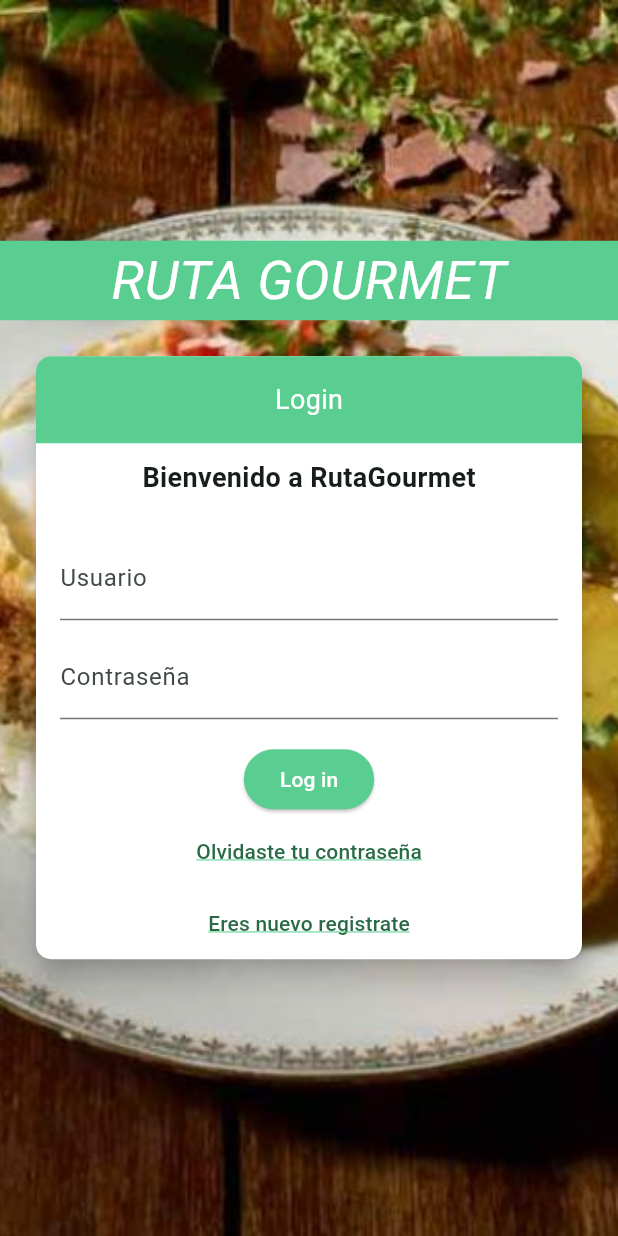
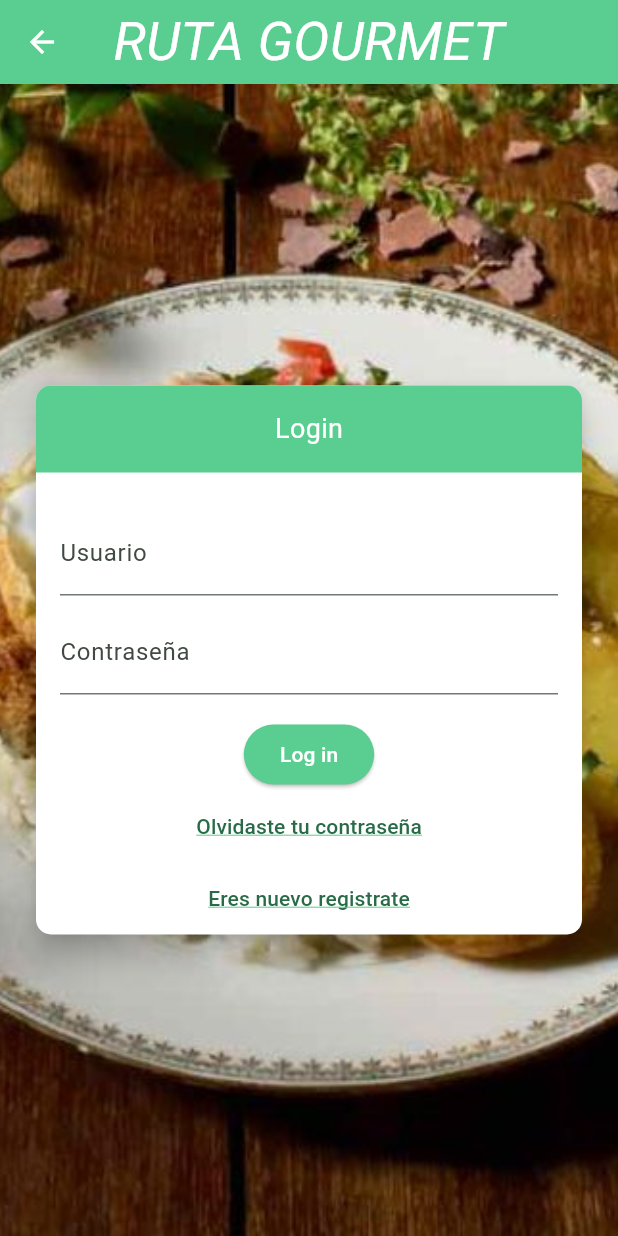
Before and after one commit to E-Doggo/movil_fixed, a Flutter app: the LoginScreenNew screen opened directly, on a phone screen of 412 x 824 dp. Run offline on Flutter 3.47's test engine with Material 3 defaults, Android fonts, the phone set to English and light mode, and no system bars; our stand-ins replace cloud_firestore, firebase_auth, firebase_core, flutter_bloc, flutter_dotenv, go_router; accounts and stored records are empty.

Commit message:
errors fixed

```diff
--- a/lib/login/ui/login_builder.dart
+++ b/lib/login/ui/login_builder.dart
@@ -1,6 +1,7 @@
 import 'package:flutter/material.dart';
 import 'package:flutter_bloc/flutter_bloc.dart';
 import 'package:go_router/go_router.dart';
+import 'package:proyecto_progra_movil/app_bar.dart';
 import 'package:proyecto_progra_movil/login/bloc/login_bloc.dart';
 import 'package:proyecto_progra_movil/login/bloc/login_event.dart';
 import 'package:proyecto_progra_movil/login/bloc/login_state.dart';
@@ -46,14 +47,6 @@ Widget LoginOnWait(emailController, passwordController) {
                       color: Colors.white,
                     ),
                   ),
-                ),
-              ),
-              const SizedBox(height: 10),
-              const Text(
-                'Bienvenido a RutaGourmet',
-                style: TextStyle(
-                  fontSize: 18.0,
-                  fontWeight: FontWeight.bold,
                 ),
               ),
               const SizedBox(height: 10),
@@ -127,8 +120,8 @@ Widget LoginOnWait(emailController, passwordController) {
 }
 
 class _LoginScreenNewState extends State<LoginScreenNew> {
-  TextEditingController _emailController = TextEditingController();
-  TextEditingController _passwordController = TextEditingController();
+  final TextEditingController _emailController = TextEditingController();
+  final TextEditingController _passwordController = TextEditingController();
 
   @override
   Widget build(BuildContext context) {
@@ -154,30 +147,18 @@ class _LoginScreenNewState extends State<LoginScreenNew> {
     );
 
     return Scaffold(
+        appBar: const CustomAppBar(title: 'RUTA GOURMET'),
         body: Container(
           decoration: const BoxDecoration(
             image: DecorationImage(
-          image: AssetImage('assets/images/silpancho-background-homepage.jpg'),
+              image:
+                  AssetImage('assets/images/silpancho-background-homepage.jpg'),
               fit: BoxFit.cover,
             ),
           ),
           child: Column(
             mainAxisAlignment: MainAxisAlignment.center,
             children: [
-          Container(
-            color: const Color.fromARGB(255, 89, 206, 144), // Fondo verde
-            padding:
-                const EdgeInsets.symmetric(vertical: 1.0), // Ajustar espaciado
-            alignment: Alignment.center,
-            child: const Text(
-              'RUTA GOURMET',
-              style: TextStyle(
-                fontSize: 36.0,
-                fontStyle: FontStyle.italic,
-                color: Colors.white,
-              ),
-            ),
-          ),
               BlocBuilder<LoginBloc, LoginState>(
                 builder: (context, state) {
                   if (state is LoginWaiting) {
```
Also changed, not shown: lib/preferences/preferences_view.dart (+3 -4 lines), lib/register/ui/bloc_builder.dart (+6 -6 lines). Lines whose indentation alone changed are shown as unchanged.
